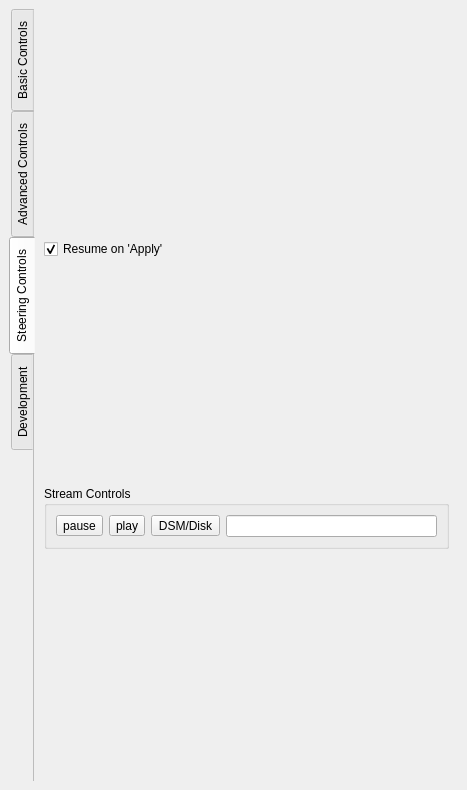
Before: the Qt Designer form pqDSMViewerPanel.ui in soumagne/icarus, drawn with Qt 5.
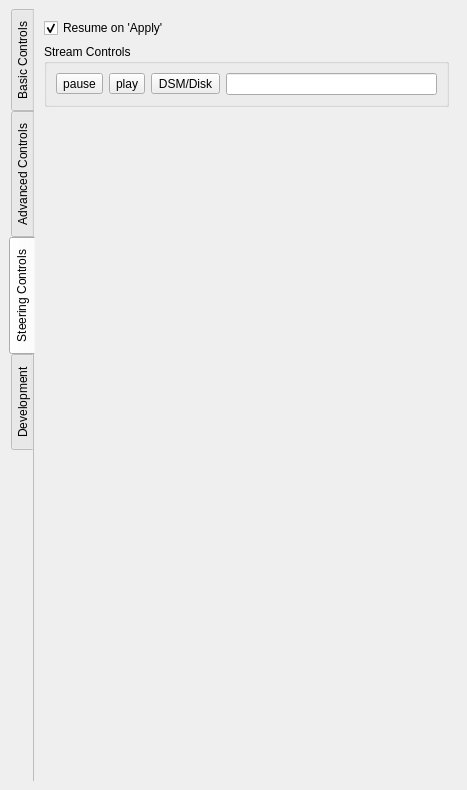
After: the same form once the commit is applied. The open tabs and pages were chosen to show the change. Icons and pictures are not drawn.

Commit message: Fix up generated GUI (commit from release branch)

What changed in the file:
```diff
--- a/pqDSMViewerPanel.ui
+++ b/pqDSMViewerPanel.ui
@@ -745,7 +745,7 @@
                <enum>Qt::Vertical</enum>
               </property>
               <property name="sizeType">
-               <enum>QSizePolicy::Preferred</enum>
+               <enum>QSizePolicy::Expanding</enum>
               </property>
               <property name="sizeHint" stdset="0">
                <size>
```
Left out of the diff: 6 changed lines with no effect on the pictures. The commit also changes 1 other file.
